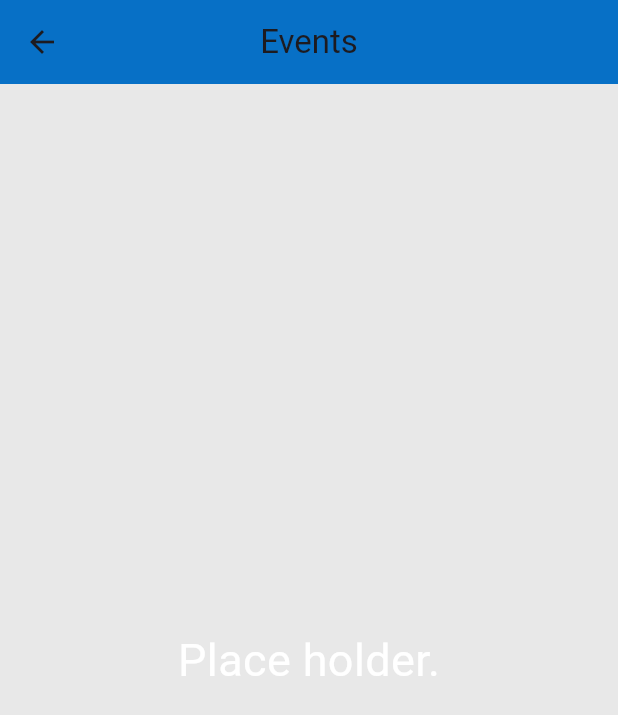
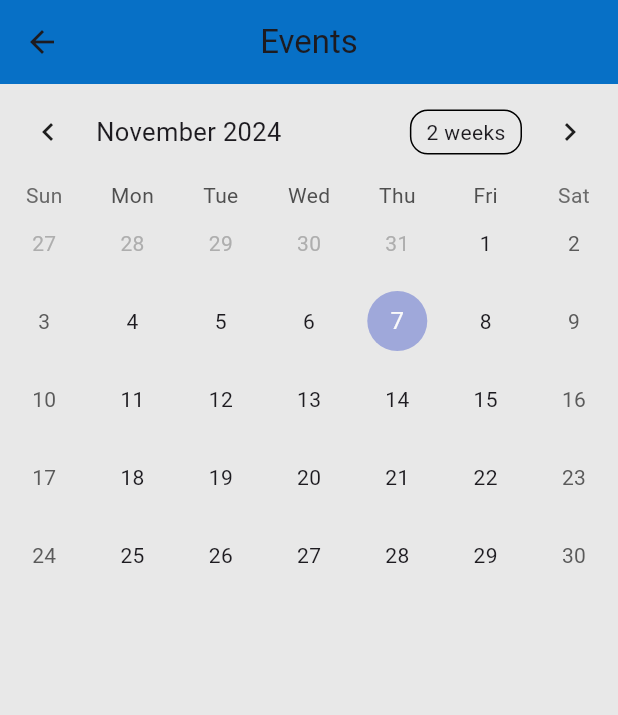
Before and after one commit to malhaar10/CollegeCompanionApp, a Flutter app: the EventsPage screen opened directly, on a phone screen of 412 x 824 dp. Shown: the top 715 px of the screen. Run offline on Flutter 3.47's test engine with Material 3 defaults, Android fonts, the phone set to English and light mode, and no system bars; drawn by our look-alikes of table_calendar; our stand-ins replace geolocator.

```diff
--- a/lib/eventspage.dart
+++ b/lib/eventspage.dart
@@ -1,7 +1,37 @@
 import 'package:flutter/material.dart';
+import 'package:table_calendar/table_calendar.dart';
 
-class EventsPage extends StatelessWidget {
+class EventsPage extends StatefulWidget {
   const EventsPage({super.key});
+
+  @override
+  _EventsPageState createState() => _EventsPageState();
+}
+
+class _EventsPageState extends State<EventsPage> {
+  late Map<DateTime, List<String>> _events;
+  late List<String> _selectedEvents;
+  DateTime _focusedDay = DateTime.now();
+  DateTime? _selectedDay;
+
+  @override
+  void initState() {
+    super.initState();
+    _events = {};
+    _selectedEvents = [];
+  }
+
+  List<String> _getEventsForDay(DateTime day) {
+    return _events[day] ?? [];
+  }
+
+  void _onDaySelected(DateTime selectedDay, DateTime focusedDay) {
+    setState(() {
+      _selectedDay = selectedDay;
+      _focusedDay = focusedDay;
+      _selectedEvents = _getEventsForDay(selectedDay);
+    });
+  }
 
   @override
   Widget build(BuildContext context) {
@@ -12,9 +42,30 @@ class EventsPage extends StatelessWidget {
         backgroundColor: const Color.fromARGB(255, 7, 112, 198),
       ),
       backgroundColor: const Color.fromARGB(31, 66, 63, 63),
-      body: const Center(
-        child: Text('Place holder.',
-            style: TextStyle(fontSize: 30, color: Colors.white)),
+      body: Column(
+        children: [
+          TableCalendar<String>(
+            firstDay: DateTime.utc(2010, 10, 16),
+            lastDay: DateTime.utc(2030, 3, 14),
+            focusedDay: _focusedDay,
+            selectedDayPredicate: (day) => isSameDay(_selectedDay, day),
+            onDaySelected: _onDaySelected,
+            eventLoader: _getEventsForDay,
+          ),
+          const SizedBox(height: 8.0),
+          Expanded(
+            child: ListView.builder(
+              itemCount: _selectedEvents.length,
+              itemBuilder: (context, index) {
+                return Card(
+                  child: ListTile(
+                    title: Text(_selectedEvents[index]),
+                  ),
+                );
+              },
+            ),
+          ),
+        ],
       ),
     );
   }
--- a/lib/main.dart
+++ b/lib/main.dart
@@ -41,7 +41,7 @@ class HomePage extends StatelessWidget {
         drawer: Drawer(
           backgroundColor: const Color.fromARGB(255, 73, 73, 73),
           child: ListView(
-            padding: EdgeInsets.zero, // Removes default padding
+            padding: EdgeInsets.zero,
             children: [
               const DrawerHeader(
                 padding: EdgeInsets.all(25),
@@ -62,7 +62,7 @@ class HomePage extends StatelessWidget {
                 onTap: () {
                   Navigator.push(
                     context,
-                    MaterialPageRoute(builder: (context) => const MapPage()),
+                    MaterialPageRoute(builder: (context) => MapPage()),
                   );
                 },
               ),
@@ -160,7 +160,7 @@ class MenuPage extends StatelessWidget {
   @override
   Widget build(BuildContext context) {
     return DefaultTabController(
-      length: 2, // Define the number of tabs
+      length: 2,
       child: Scaffold(
         appBar: AppBar(
           title: const Text('Menu'),
--- a/pubspec.yaml
+++ b/pubspec.yaml
@@ -10,6 +10,9 @@ dependencies:
   flutter:
     sdk: flutter
   url_launcher: ^6.0.20
+  google_maps_flutter: ^2.1.8
+  geolocator: ^9.0.2
+  table_calendar: ^3.0.0
 
 dev_dependencies:
   flutter_test:
```
Also changed, not shown: lib/location_data.dart (added, +26 -0 lines), lib/map_page.dart (+55 -1 lines), pubspec.lock, 4 other files.
